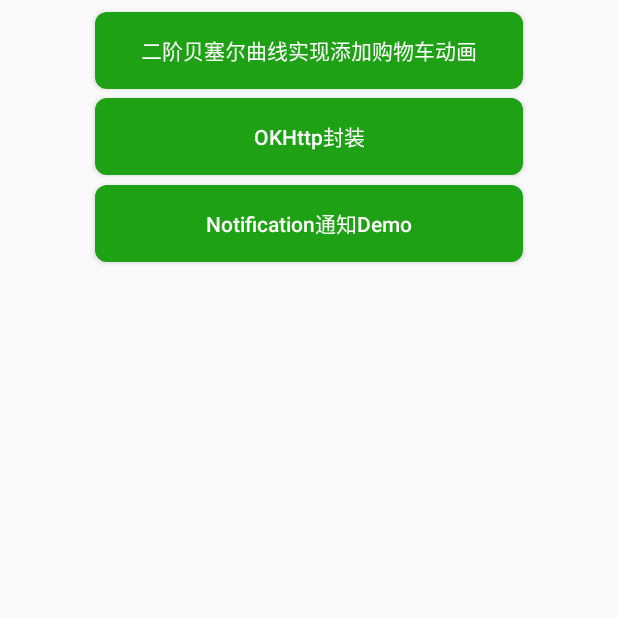
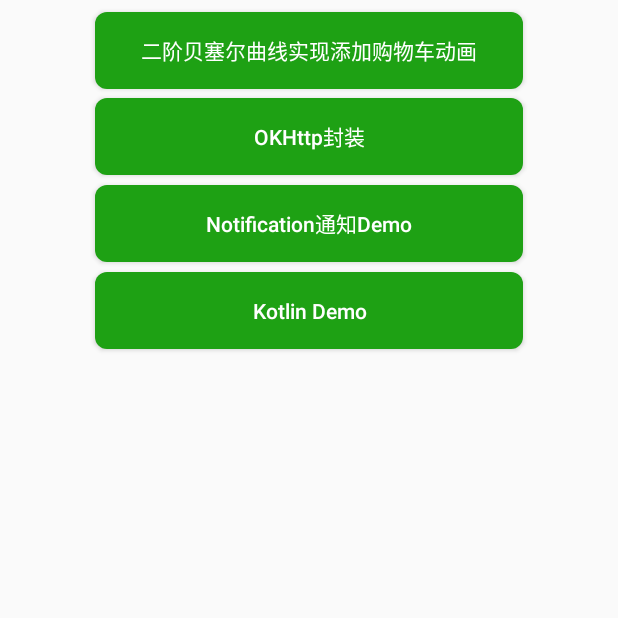
Before and after one commit to HappyMiao/MyDemo, an Android app: the screen it shows after launch (MainActivity), on a phone screen of 412 x 824 dp, the top half of it. Run offline under Robolectric (Android 15) with nearby library versions, the phone set to English and light mode, and no system bars.

Commit message:
add kotlin support

```diff
--- a/app/build.gradle
+++ b/app/build.gradle
@@ -1,5 +1,6 @@
 //noinspection GradleCompatible
 apply plugin: 'com.android.application'
+apply plugin: 'kotlin-android'
 
 android {
     compileSdkVersion 27
@@ -38,4 +39,6 @@
     //图片加载
     implementation 'com.github.bumptech.glide:glide:4.8.0'
     annotationProcessor 'com.github.bumptech.glide:compiler:4.8.0'
+
+    compile "org.jetbrains.kotlin:kotlin-stdlib-jdk7:$kotlin_version"
 }
--- a/app/src/main/AndroidManifest.xml
+++ b/app/src/main/AndroidManifest.xml
@@ -27,6 +27,9 @@
         <!--Notification Demo界面-->
         <activity android:name=".notification.NotificationTestActivity"
             android:theme="@style/Theme.AppCompat.Light.NoActionBar"/>
+        <!--KotlinDemoActivity Demo界面-->
+        <activity android:name=".kotlin.KotlinDemoActivity"
+            android:theme="@style/Theme.AppCompat.Light.NoActionBar"/>
     </application>
 
 </manifest>
--- a/app/src/main/java/com/miao/mydemo/MainActivity.java
+++ b/app/src/main/java/com/miao/mydemo/MainActivity.java
@@ -8,6 +8,7 @@
 
 import com.miao.mydemo.coordinatorlayout.CoordinatorLayoutDemoActivity;
 import com.miao.mydemo.httprequest.HttpTestActivity;
+import com.miao.mydemo.kotlin.KotlinDemoActivity;
 import com.miao.mydemo.notification.NotificationTestActivity;
 
 public class MainActivity extends AppCompatActivity implements View.OnClickListener{
@@ -19,9 +20,11 @@
         Button btn1 = findViewById(R.id.button1);
         Button btn2 = findViewById(R.id.button2);
         Button btn3 = findViewById(R.id.button3);
+        Button btn4 = findViewById(R.id.button4);
         btn1.setOnClickListener(this);
         btn2.setOnClickListener(this);
         btn3.setOnClickListener(this);
+        btn4.setOnClickListener(this);
     }
 
     @Override
@@ -36,6 +39,9 @@
             case R.id.button3:
                 startActivity(new Intent(this, NotificationTestActivity.class));
                 break;
+            case R.id.button4:
+                startActivity(new Intent(this, KotlinDemoActivity.class));
+                break;
         }
     }
 }
--- a/app/src/main/res/layout/activity_main.xml
+++ b/app/src/main/res/layout/activity_main.xml
@@ -50,4 +50,19 @@
         app:layout_constraintEnd_toEndOf="parent"
         app:layout_constraintStart_toStartOf="parent"
         app:layout_constraintTop_toTopOf="parent" />
+
+    <Button
+        android:id="@+id/button4"
+        android:layout_width="285dp"
+        android:layout_height="51dp"
+        android:layout_marginEnd="8dp"
+        android:layout_marginStart="8dp"
+        android:layout_marginTop="181dp"
+        android:textAllCaps="false"
+        android:background="@drawable/btn_style"
+        android:textColor="@color/btn_text"
+        android:text="@string/kotlin_demo"
+        app:layout_constraintEnd_toEndOf="parent"
+        app:layout_constraintStart_toStartOf="parent"
+        app:layout_constraintTop_toTopOf="parent" />
 </android.support.constraint.ConstraintLayout>
--- a/app/src/main/res/values/strings.xml
+++ b/app/src/main/res/values/strings.xml
@@ -3,6 +3,7 @@
     <string name="coordinator_demo">二阶贝塞尔曲线实现添加购物车动画</string>
     <string name="http_demo">OKHttp封装</string>
     <string name="notification_demo">Notification通知Demo</string>
+    <string name="kotlin_demo">Kotlin Demo</string>
     <string name="http_demo_start">开始模拟请求</string>
     <string name="send_notification">发送通知</string>
 </resources>
```
Also changed, not shown: app/src/main/java/com/miao/mydemo/kotlin/KotlinDemoActivity.kt (added, +47 -0 lines), app/src/main/res/layout/activity_kotlin_demo.xml (added, +10 -0 lines), build.gradle (+2 -5 lines).
